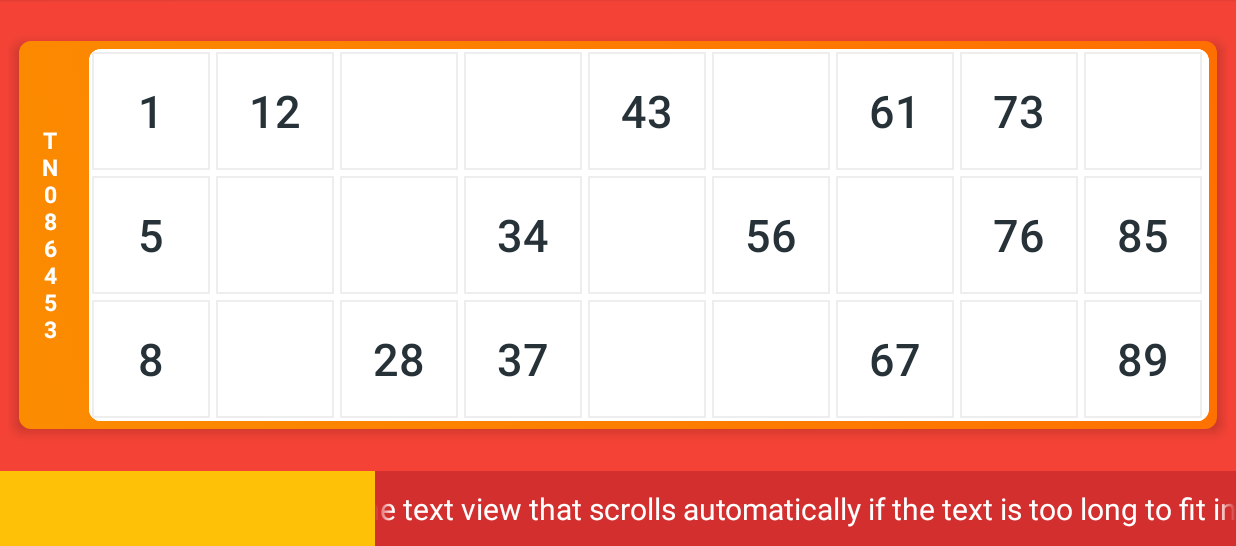
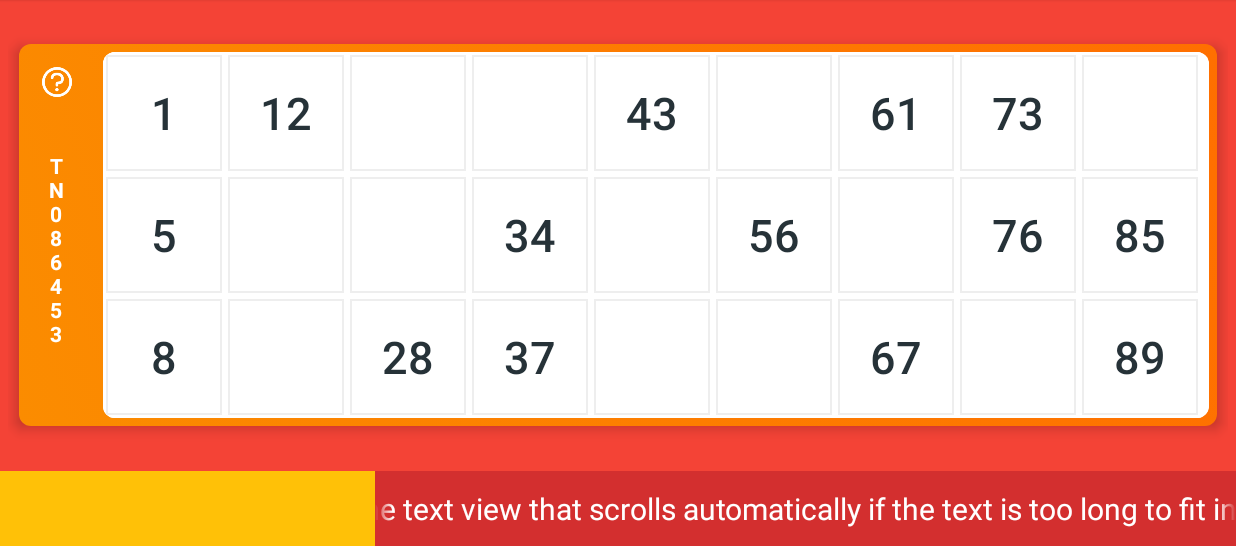
Before and after one commit to aeiton/housei, an Android app: the GameView screen opened directly, with no data from a screen before it, on a phone screen of 824 x 412 dp (held sideways), the part 72-618 px from its top. Run offline under Robolectric (Android 15) with nearby library versions, the phone set to English and light mode, and no system bars.

Commit message:
final design

```diff
--- a/app/src/main/res/layout/activity_game_view.xml
+++ b/app/src/main/res/layout/activity_game_view.xml
@@ -138,6 +138,13 @@
                 android:padding="15dp"
                 android:layout_gravity="center">
 
+                <ImageButton
+                    android:layout_width="20dp"
+                    android:layout_height="20dp"
+                    android:background="#00000000"
+                    android:src="@drawable/how_icon"
+                    android:tint="#ffffff"
+                    android:scaleType="fitXY"/>
 
 
                 <TextView
@@ -146,7 +153,6 @@
                     android:layout_gravity="center"
                     android:gravity="center"
                     android:textColor="#ffffff"
-                    android:textSize="15sp"
                     android:textStyle="bold"
                     android:text="T\nN\n0\n8\n6\n4\n5\n3"/>
             </LinearLayout>
```
Also changed, not shown: app/src/main/res/drawable/how_icon.png (added).
